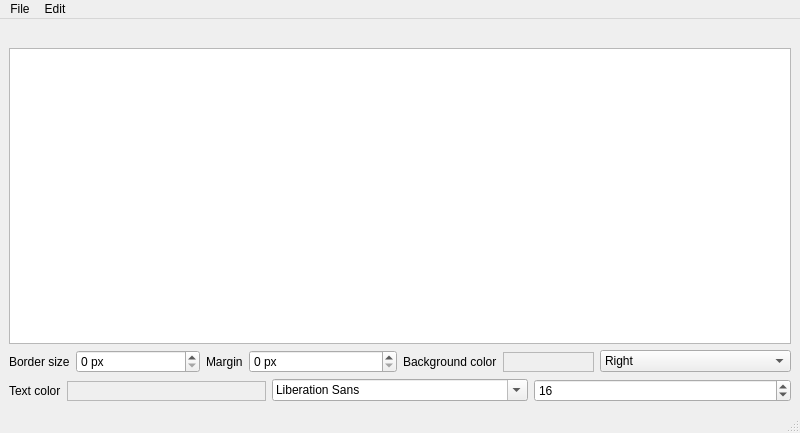
First picture: the form in captioner/ui/main_window.ui, repository Matthieu-LAURENT39/captioner, before the edit.
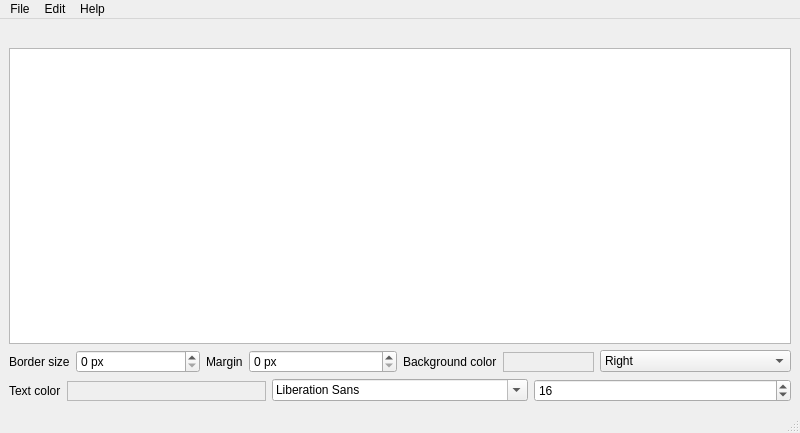
Second picture: the form after the edit. Custom widgets are drawn as their Qt base class.

Commit message: Added "help" menu

```diff
--- a/captioner/ui/main_window.ui
+++ b/captioner/ui/main_window.ui
@@ -229,8 +229,16 @@
     <addaction name="actionAutoRender"/>
     <addaction name="actionRender"/>
    </widget>
+   <widget class="QMenu" name="menuAbout">
+    <property name="title">
+     <string>Help</string>
+    </property>
+    <addaction name="actionSourceCode"/>
+    <addaction name="actionAbout"/>
+   </widget>
    <addaction name="menuFile"/>
    <addaction name="menuEdit"/>
+   <addaction name="menuAbout"/>
   </widget>
   <widget class="QStatusBar" name="statusbar"/>
   <action name="actionOpen">
```
Left out of the diff: 10 changed lines with no effect on the pictures. The commit also changes 4 other files.
